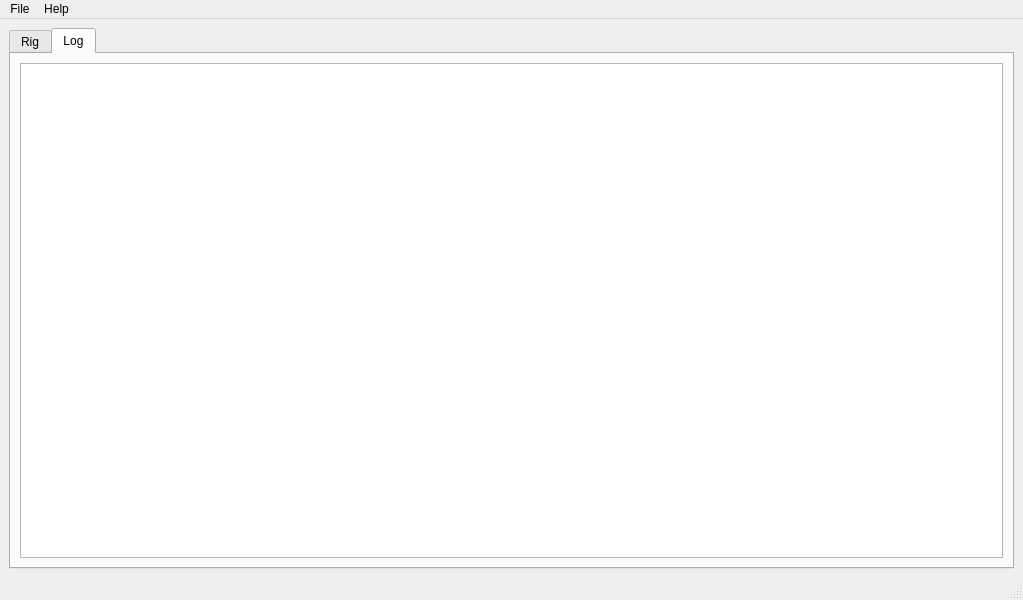
Qt form mainwindow.ui (eloranta/HamVibe) before a commit.
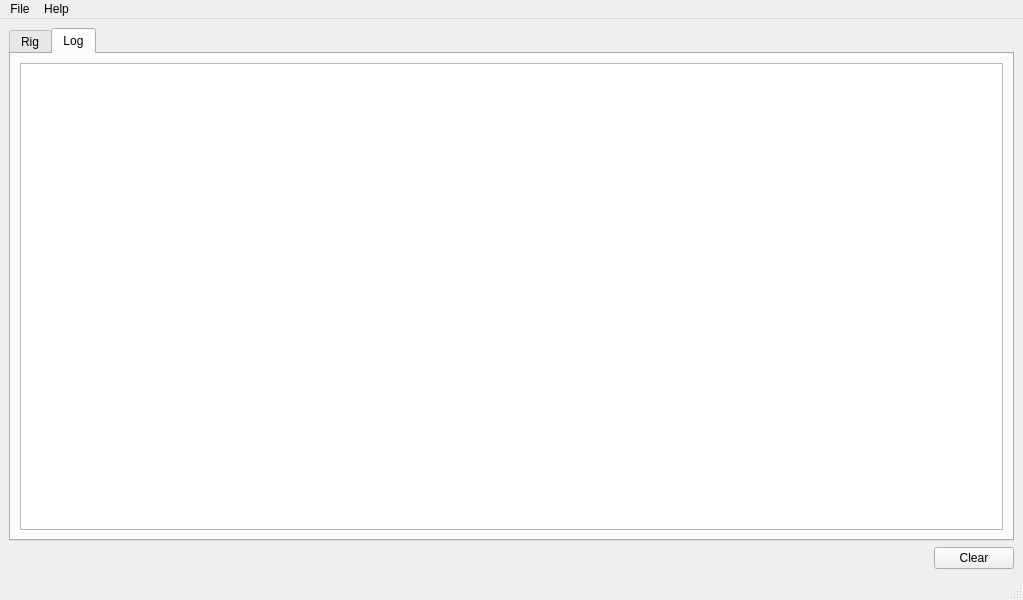
The same form after that commit. Custom widgets are drawn as their Qt base class.

Commit message: finalize rbn functionality

```diff
--- a/mainwindow.ui
+++ b/mainwindow.ui
@@ -14,8 +14,8 @@
    <string>HamVibe</string>
   </property>
   <widget class="QWidget" name="centralwidget">
-   <layout class="QGridLayout" name="gridLayout_2">
-    <item row="0" column="0">
+   <layout class="QVBoxLayout" name="verticalLayout_3">
+    <item>
      <widget class="QTabWidget" name="tabWidget">
       <property name="currentIndex">
        <number>1</number>
@@ -900,6 +900,30 @@
       </widget>
      </widget>
     </item>
+    <item>
+     <layout class="QHBoxLayout" name="horizontalLayout_5">
+      <item>
+       <spacer name="horizontalSpacer_4">
+        <property name="orientation">
+         <enum>Qt::Orientation::Horizontal</enum>
+        </property>
+        <property name="sizeHint" stdset="0">
+         <size>
+          <width>40</width>
+          <height>20</height>
+         </size>
+        </property>
+       </spacer>
+      </item>
+      <item>
+       <widget class="QPushButton" name="clearButton">
+        <property name="text">
+         <string>Clear</string>
+        </property>
+       </widget>
+      </item>
+     </layout>
+    </item>
    </layout>
   </widget>
   <widget class="QMenuBar" name="menubar">
```
The commit also changes 2 other files.
